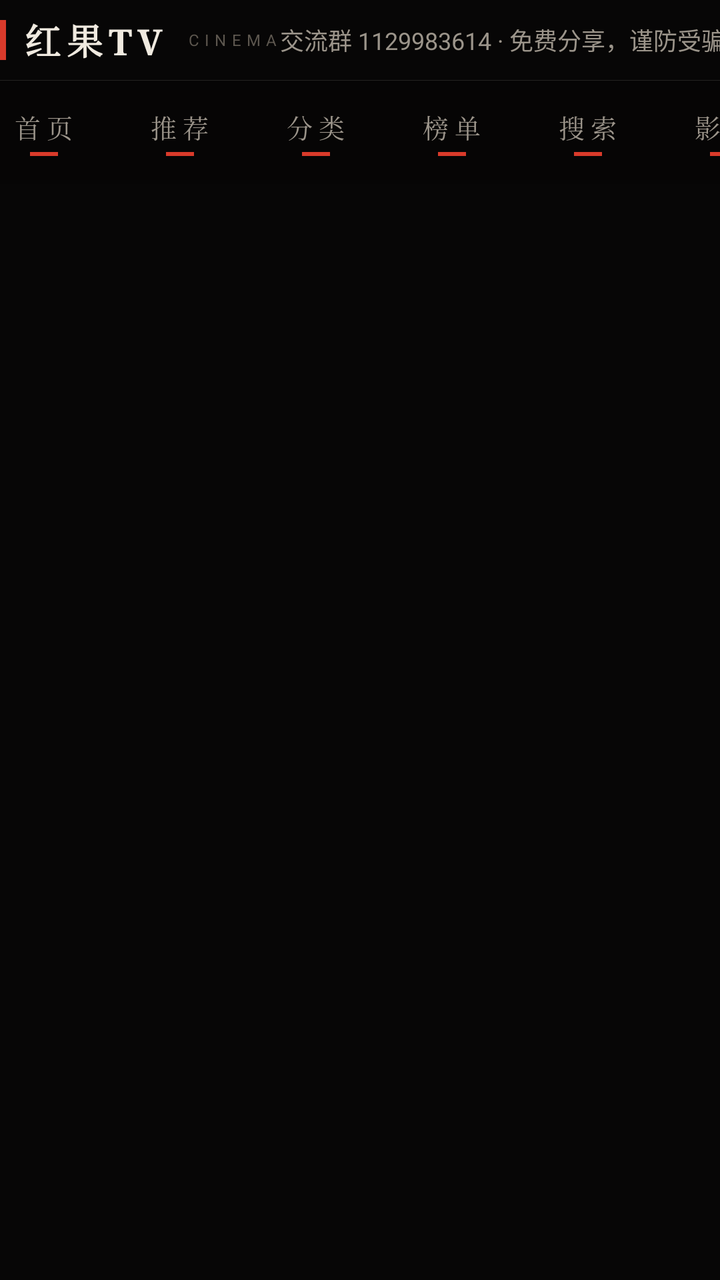
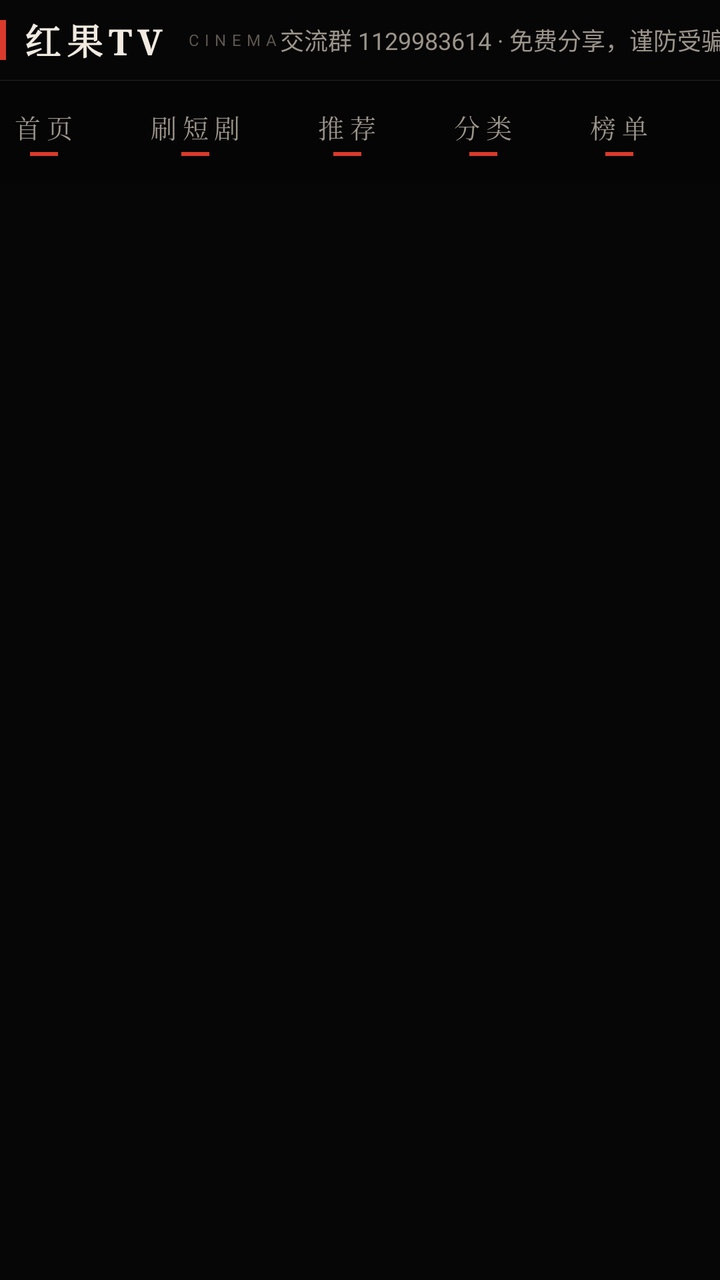

Screens rendered from an Android XML layout before and after an edit, with the pre-edit source and the edit as a unified diff.
<!-- AndroidManifest.xml: application theme AppTheme -->
<!-- res/layout/activity_main.xml -->
<?xml version="1.0" encoding="utf-8"?>
<LinearLayout xmlns:android="http://schemas.android.com/apk/res/android"
    android:id="@+id/page_root"
    android:layout_width="match_parent"
    android:layout_height="match_parent"
    android:background="@color/bg"
    android:orientation="vertical">

    
    <LinearLayout
        android:id="@+id/mast"
        android:layout_width="match_parent"
        android:layout_height="wrap_content"
        android:orientation="horizontal"
        android:gravity="center_vertical">

        <View
            android:id="@+id/brand_accent"
            android:layout_width="3dp"
            android:layout_height="20dp"
            android:background="@color/accent" />

        <TextView
            android:id="@+id/app_title"
            style="@style/HougDisplay"
            android:layout_width="wrap_content"
            android:layout_height="wrap_content"
            android:layout_marginStart="8dp"
            android:text="@string/app_name"
            android:textSize="18sp"
            android:textStyle="bold"
            android:letterSpacing="0.16" />

        <TextView
            android:id="@+id/brand_sub"
            android:layout_width="wrap_content"
            android:layout_height="wrap_content"
            android:layout_marginStart="10dp"
            android:text="CINEMA"
            android:textSize="8sp"
            android:textColor="@color/faint"
            android:letterSpacing="0.34" />

        <Space
            android:layout_width="0dp"
            android:layout_height="1dp"
            android:layout_weight="1" />

        <TextView
            android:id="@+id/community_hint"
            android:layout_width="wrap_content"
            android:layout_height="wrap_content"
            android:text="@string/community_hint"
            android:textSize="12sp"
            android:textColor="@color/dim"
            android:maxLines="1"
            android:ellipsize="end" />

        <TextView
            android:id="@+id/btn_search"
            android:layout_width="wrap_content"
            android:layout_height="40dp"
            android:layout_marginStart="14dp"
            android:gravity="center"
            android:background="@drawable/button_bg"
            android:paddingStart="14dp"
            android:paddingEnd="14dp"
            android:text="@string/nav_search"
            android:textSize="12sp"
            android:textColor="@color/bone"
            android:focusable="true"
            android:focusableInTouchMode="true" />

        <ImageButton
            android:id="@+id/btn_update"
            android:layout_width="40dp"
            android:layout_height="40dp"
            android:layout_marginStart="10dp"
            android:background="@drawable/tool_icon_bg"
            android:src="@drawable/ic_nav_update"
            android:scaleType="center"
            android:contentDescription="@string/nav_update"
            android:focusable="true"
            android:focusableInTouchMode="true" />

        
        <TextView
            android:id="@+id/clock_text"
            android:layout_width="wrap_content"
            android:layout_height="wrap_content"
            android:layout_marginStart="16dp"
            android:fontFamily="monospace"
            android:textSize="13sp"
            android:textColor="@color/dim"
            android:letterSpacing="0.06"
            android:includeFontPadding="false" />

    </LinearLayout>

    
    <HorizontalScrollView
        android:id="@+id/dock_scroll"
        android:layout_width="match_parent"
        android:layout_height="52dp"
        android:background="@drawable/dock_bg"
        android:scrollbars="none">

        <LinearLayout
            android:id="@+id/dock_row"
            android:layout_width="wrap_content"
            android:layout_height="match_parent"
            android:orientation="horizontal"
            android:gravity="center_vertical">

            <LinearLayout
                android:id="@+id/dock_home"
                style="@style/DockItem"
                android:tag="home">

                <TextView
                    android:id="@+id/dock_home_label"
                    style="@style/DockLabel"
                    android:text="@string/dock_home" />

                <View
                    android:id="@+id/dock_home_bar"
                    style="@style/DockBar" />
            </LinearLayout>

            <LinearLayout
                android:id="@+id/dock_recommend"
                style="@style/DockItem"
                android:tag="recommend"
                android:layout_marginStart="24dp">

                <TextView
                    android:id="@+id/dock_recommend_label"
                    style="@style/DockLabel"
                    android:text="@string/nav_recommend" />

                <View
                    android:id="@+id/dock_recommend_bar"
                    style="@style/DockBar" />
            </LinearLayout>

            <LinearLayout
                android:id="@+id/dock_category"
                style="@style/DockItem"
                android:tag="category"
                android:layout_marginStart="24dp">

                <TextView
                    android:id="@+id/dock_category_label"
                    style="@style/DockLabel"
                    android:text="@string/nav_category" />

                <View
                    android:id="@+id/dock_category_bar"
                    style="@style/DockBar" />
            </LinearLayout>

            <LinearLayout
                android:id="@+id/dock_rank"
                style="@style/DockItem"
                android:tag="rank"
                android:layout_marginStart="24dp">

                <TextView
                    android:id="@+id/dock_rank_label"
                    style="@style/DockLabel"
                    android:text="@string/nav_rank" />

                <View
                    android:id="@+id/dock_rank_bar"
                    style="@style/DockBar" />
            </LinearLayout>

            <LinearLayout
                android:id="@+id/dock_search"
                style="@style/DockItem"
                android:tag="search"
                android:layout_marginStart="24dp">

                <TextView
                    android:id="@+id/dock_search_label"
                    style="@style/DockLabel"
                    android:text="@string/nav_search" />

                <View
                    android:id="@+id/dock_search_bar"
                    style="@style/DockBar" />
            </LinearLayout>

            <LinearLayout
                android:id="@+id/dock_fav"
                style="@style/DockItem"
                android:tag="fav"
                android:layout_marginStart="24dp">

                <TextView
                    android:id="@+id/dock_fav_label"
                    style="@style/DockLabel"
                    android:text="@string/dock_fav" />

                <View
                    android:id="@+id/dock_fav_bar"
                    style="@style/DockBar" />
            </LinearLayout>

            <LinearLayout
                android:id="@+id/dock_history"
                style="@style/DockItem"
                android:tag="history"
                android:layout_marginStart="24dp">

                <TextView
                    android:id="@+id/dock_history_label"
                    style="@style/DockLabel"
                    android:text="@string/nav_history" />

                <View
                    android:id="@+id/dock_history_bar"
                    style="@style/DockBar" />
            </LinearLayout>

            <LinearLayout
                android:id="@+id/dock_settings"
                style="@style/DockItem"
                android:tag="settings"
                android:layout_marginStart="24dp">

                <TextView
                    android:id="@+id/dock_settings_label"
                    style="@style/DockLabel"
                    android:text="@string/dock_settings" />

                <View
                    android:id="@+id/dock_settings_bar"
                    style="@style/DockBar" />
            </LinearLayout>
        </LinearLayout>
    </HorizontalScrollView>

    
    <FrameLayout
        android:layout_width="match_parent"
        android:layout_height="0dp"
        android:layout_weight="1">

        <androidx.recyclerview.widget.RecyclerView
            android:id="@+id/recycler"
            android:layout_width="match_parent"
            android:layout_height="match_parent"
            android:overScrollMode="never"
            android:clipToPadding="false" />

        <ProgressBar
            android:id="@+id/progress"
            android:layout_width="wrap_content"
            android:layout_height="wrap_content"
            android:layout_gravity="center"
            android:indeterminateTint="@color/accent"
            android:visibility="gone" />

        <TextView
            android:id="@+id/status_text"
            android:layout_width="wrap_content"
            android:layout_height="wrap_content"
            android:layout_gravity="center"
            android:text="@string/empty"
            android:textSize="14sp"
            android:textColor="@color/dim"
            android:visibility="gone" />
    </FrameLayout>
</LinearLayout>
<!-- resources referenced by this layout -->
<resources>
  <color name="accent">#D93A2B</color>
  <color name="bg">#070606</color>
  <color name="bone">#F0EAE0</color>
  <color name="dim">#9B948A</color>
  <color name="faint">#5D574F</color>
  <!-- drawable dock_bg (drawable) -->
  <?xml version="1.0" encoding="utf-8"?>
  <layer-list xmlns:android="http://schemas.android.com/apk/res/android">
      <item>
          <shape android:shape="rectangle">
              <solid android:color="@color/scrim_soft"/>
          </shape>
      </item>
      <item android:gravity="top">
          <shape android:shape="rectangle">
              <size android:height="@dimen/hairline"/>
              <solid android:color="@color/hair"/>
          </shape>
      </item>
  </layer-list>
  <!-- drawable ic_nav_update (drawable) -->
  <vector xmlns:android="http://schemas.android.com/apk/res/android"
      android:width="24dp"
      android:height="24dp"
      android:viewportWidth="24"
      android:viewportHeight="24">
      <path
          android:fillColor="#FFFFFF"
          android:pathData="M17.65,6.35C16.2,4.9 14.21,4 12,4c-4.42,0 -7.99,3.58 -8,8s3.58,8 8,8c3.73,0 6.84,-2.55 7.73,-6h-2.08c-0.82,2.33 -3.04,4 -5.65,4 -3.31,0 -6,-2.69 -6,-6s2.69,-6 6,-6c1.66,0 3.14,0.69 4.22,1.78L13,11h7V4l-2.35,2.35z" />
  </vector>
  <string name="app_name">红果TV</string>
  <string name="community_hint">交流群 1129983614 · 免费分享，谨防受骗</string>
  <string name="dock_fav">影单</string>
  <string name="dock_home">首页</string>
  <string name="dock_settings">设置</string>
  <string name="empty">暂无内容</string>
  <string name="nav_category">分类</string>
  <string name="nav_history">历史</string>
  <string name="nav_rank">榜单</string>
  <string name="nav_recommend">推荐</string>
  <string name="nav_search">搜索</string>
  <string name="nav_update">检查更新</string>
  <style name="DockBar">
          <item name="android:layout_width">14dp</item>
          <item name="android:layout_height">2dp</item>
          <item name="android:layout_marginTop">3dp</item>
          <item name="android:background">@color/accent</item>
      </style>
  <style name="DockLabel">
          <item name="android:fontFamily">serif</item>
          <item name="android:layout_width">wrap_content</item>
          <item name="android:layout_height">wrap_content</item>
          <item name="android:textSize">13sp</item>
          
          <item name="android:textColor">@color/dim</item>
          <item name="android:letterSpacing">0.22</item>
      </style>
  <style name="HougDisplay">
          <item name="android:fontFamily">serif</item>
          <item name="android:textColor">@color/bone</item>
          <item name="android:letterSpacing">0.08</item>
      </style>
  <color name="surface_light">#221A15</color>
  <dimen name="hairline">1px</dimen>
  <color name="hair_strong">#38F0EAE0</color>
  <color name="hair">#21F0EAE0</color>
  <color name="scrim_soft">#A6070606</color>
  <color name="panel_focus">#2A211B</color>
  <color name="primary">#D93A2B</color>
  <color name="primary_dark">#A82A1F</color>
  <!-- drawable bg_cinema (drawable) -->
  <?xml version="1.0" encoding="utf-8"?>
  <shape xmlns:android="http://schemas.android.com/apk/res/android" android:shape="rectangle">
      <gradient
          android:type="radial"
          android:centerX="0.5"
          android:centerY="0.34"
          android:gradientRadius="1100dp"
          android:startColor="@color/cinema_core"
          android:endColor="@color/cinema_edge"
          android:centerColor="@color/cinema_edge"/>
  </shape>
  <dimen name="focus_stroke">2dp</dimen>
  <color name="cinema_core">#120D0A</color>
  <color name="cinema_edge">#070606</color>
  <!-- unchanged entries left out for length: 5 -->
</resources>

<!-- the commit's change to res/layout/activity_main.xml (unified diff, before → after) -->
@@ -127,6 +127,23 @@
                     style="@style/DockBar" />
             </LinearLayout>
 
+            
+            <LinearLayout
+                android:id="@+id/dock_feed"
+                style="@style/DockItem"
+                android:tag="feed"
+                android:layout_marginStart="24dp">
+
+                <TextView
+                    android:id="@+id/dock_feed_label"
+                    style="@style/DockLabel"
+                    android:text="@string/nav_feed" />
+
+                <View
+                    android:id="@+id/dock_feed_bar"
+                    style="@style/DockBar" />
+            </LinearLayout>
+
             <LinearLayout
                 android:id="@+id/dock_recommend"
                 style="@style/DockItem"
<!-- resource entries referenced after the edit -->
@@ -37,6 +37,7 @@
   <string name="dock_settings">设置</string>
   <string name="empty">暂无内容</string>
   <string name="nav_category">分类</string>
+  <string name="nav_feed">刷短剧</string>
   <string name="nav_history">历史</string>
   <string name="nav_rank">榜单</string>
   <string name="nav_recommend">推荐</string>
